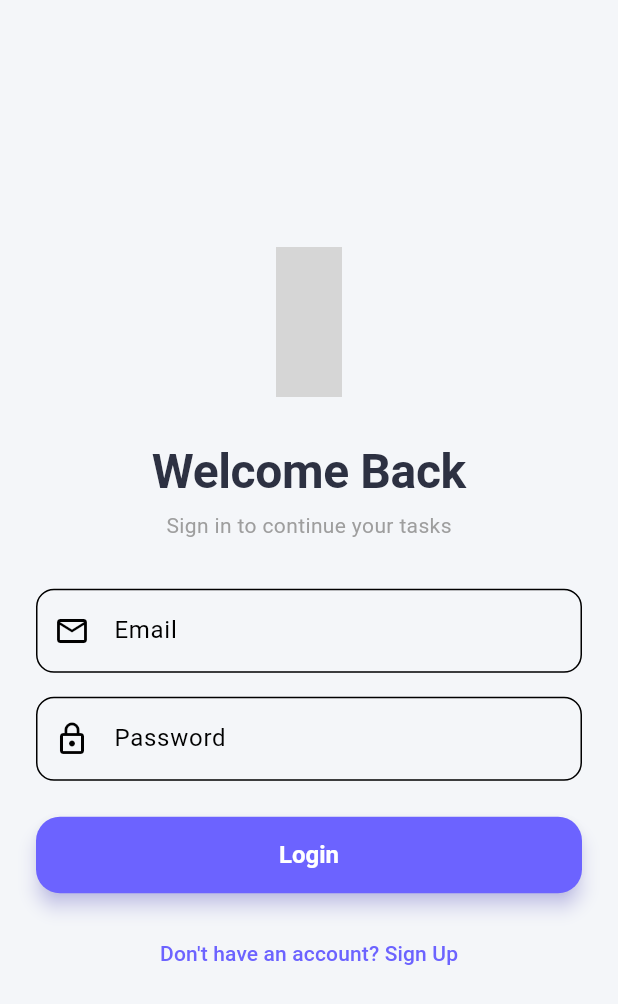
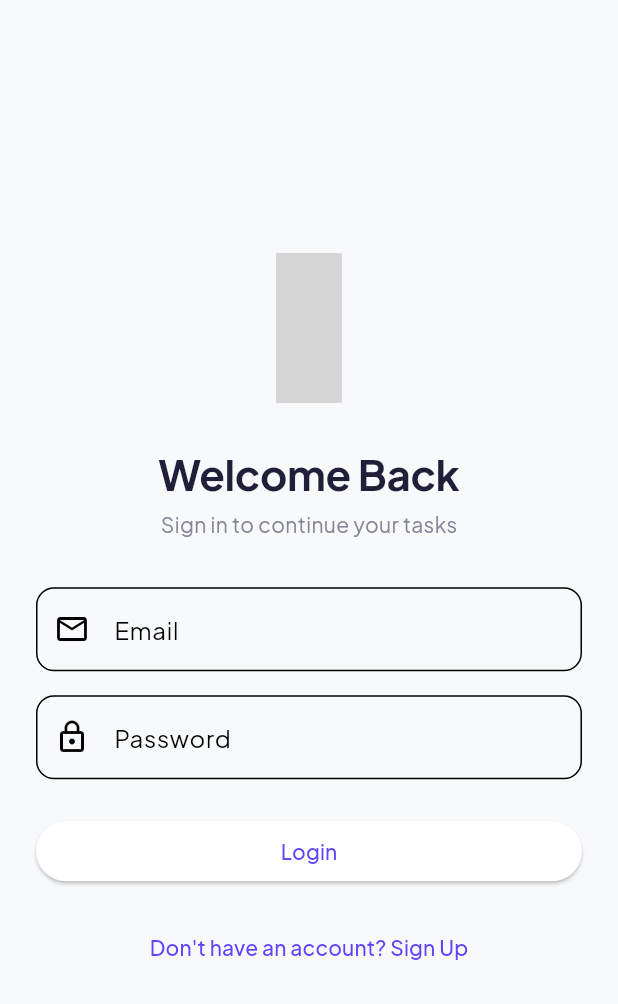
Before and after one commit to qyqystilllearning/ppb_fp_qyqy, a Flutter app: the screen it shows after launch, on a phone screen of 412 x 824 dp. Shown: the top 1004 px of the screen. Run offline on Flutter 3.47's test engine with Material 3 defaults, Android fonts, the phone set to English and light mode, and no system bars; our stand-ins replace firebase_auth, firebase_core, google_fonts, isar, material_symbols_icons; accounts and stored records are empty; generated files the repository leaves out were written again; grey boxes are pictures that could not be loaded.

Commit message:
change major UI

```diff
--- a/lib/theme/app_theme.dart
+++ b/lib/theme/app_theme.dart
@@ -1,113 +1,99 @@
 import 'package:flutter/material.dart';
+import 'package:google_fonts/google_fonts.dart';
 
 class AppTheme {
-  // Vibrant, Premium Colors
-  static const Color primaryColor = Color(0xFF6C63FF); // Modern purple
-  static const Color accentColor = Color(0xFFFF6584); // Vibrant pink/coral
-  static const Color backgroundLight = Color(0xFFF4F6F9); // Very light grey/blue for modern feel
-  static const Color backgroundDark = Color(0xFF1E1E2C); // Deep rich dark purple/grey
+  // Brand Colors
+  static const Color primaryColor = Color(0xFF5E44FF); // Deep Violet
+  static const Color accentColor = Color(0xFFFF8A65); // Peach Accent
+
+  // Backgrounds
+  static const Color bgLight = Color(0xFFF8F9FA); // Very light grey
+  static const Color bgDark = Color(0xFF121212);
   static const Color cardLight = Colors.white;
-  static const Color cardDark = Color(0xFF2D2D44);
-  static const Color textLight = Color(0xFF2D3142);
-  static const Color textDark = Color(0xFFF4F6F9);
+  static const Color cardDark = Color(0xFF1E1E1E);
 
-  // Light Theme
-  static final ThemeData lightTheme = ThemeData(
-    brightness: Brightness.light,
+  // Text Colors
+  static const Color textPrimaryLight = Color(0xFF1F1F39);
+  static const Color textSecondaryLight = Color(0xFF858597);
+
+  // Gradients
+  static const LinearGradient primaryGradient = LinearGradient(
+    colors: [Color(0xFFE5D9FF), Color(0xFFFDE4E4)],
+    begin: Alignment.topLeft,
+    end: Alignment.bottomRight,
+  );
+
+  static const LinearGradient cardGradient = LinearGradient(
+    colors: [Color(0xFF6C5DD3), Color(0xFF5E44FF)],
+    begin: Alignment.topLeft,
+    end: Alignment.bottomRight,
+  );
+
+  static ThemeData get lightTheme {
+    return ThemeData(
+      useMaterial3: true,
       primaryColor: primaryColor,
-    scaffoldBackgroundColor: backgroundLight,
-    appBarTheme: const AppBarTheme(
-      backgroundColor: Colors.transparent,
-      elevation: 0,
-      centerTitle: true,
-      iconTheme: IconThemeData(color: textLight),
-      titleTextStyle: TextStyle(
-        color: textLight,
-        fontSize: 22,
-        fontWeight: FontWeight.w800,
-      ),
-    ),
+      scaffoldBackgroundColor: bgLight,
       colorScheme: const ColorScheme.light(
         primary: primaryColor,
         secondary: accentColor,
         surface: cardLight,
       ),
+      textTheme: GoogleFonts.plusJakartaSansTextTheme().copyWith(
+        displayLarge: GoogleFonts.plusJakartaSans(fontSize: 28, fontWeight: FontWeight.bold, color: textPrimaryLight),
+        bodyLarge: GoogleFonts.plusJakartaSans(fontSize: 16, color: textPrimaryLight),
+        bodyMedium: GoogleFonts.plusJakartaSans(fontSize: 14, color: textSecondaryLight),
+      ),
+      appBarTheme: const AppBarTheme(
+        backgroundColor: bgLight,
+        elevation: 0,
+        centerTitle: true,
+        iconTheme: IconThemeData(color: textPrimaryLight),
+        titleTextStyle: TextStyle(
+          color: textPrimaryLight,
+          fontSize: 20,
+          fontWeight: FontWeight.bold,
+        ),
+      ),
       cardTheme: CardThemeData(
         color: cardLight,
-      elevation: 8,
-      shadowColor: primaryColor.withValues(alpha: 0.1),
-      shape: RoundedRectangleBorder(borderRadius: BorderRadius.circular(20)),
-    ),
-    textTheme: const TextTheme(
-      displayLarge: TextStyle(color: textLight, fontSize: 32, fontWeight: FontWeight.bold),
-      bodyLarge: TextStyle(color: textLight, fontSize: 16),
-      bodyMedium: TextStyle(color: Colors.grey, fontSize: 14),
-    ),
-    elevatedButtonTheme: ElevatedButtonThemeData(
-      style: ElevatedButton.styleFrom(
-        backgroundColor: primaryColor,
-        foregroundColor: Colors.white,
-        elevation: 5,
-        shadowColor: primaryColor.withValues(alpha: 0.5),
-        shape: RoundedRectangleBorder(borderRadius: BorderRadius.circular(16)),
-        padding: const EdgeInsets.symmetric(vertical: 16, horizontal: 24),
-        textStyle: const TextStyle(fontSize: 16, fontWeight: FontWeight.bold),
-      ),
-    ),
-    floatingActionButtonTheme: const FloatingActionButtonThemeData(
-      backgroundColor: accentColor,
-      foregroundColor: Colors.white,
-      elevation: 8,
+        elevation: 0, // Flat design with custom shadow
+        shape: RoundedRectangleBorder(borderRadius: BorderRadius.circular(24)),
       ),
     );
+  }
 
-  // Dark Theme
-  static final ThemeData darkTheme = ThemeData(
-    brightness: Brightness.dark,
+  static ThemeData get darkTheme {
+    return ThemeData(
+      useMaterial3: true,
       primaryColor: primaryColor,
-    scaffoldBackgroundColor: backgroundDark,
-    appBarTheme: const AppBarTheme(
-      backgroundColor: Colors.transparent,
-      elevation: 0,
-      centerTitle: true,
-      iconTheme: IconThemeData(color: textDark),
-      titleTextStyle: TextStyle(
-        color: textDark,
-        fontSize: 22,
-        fontWeight: FontWeight.w800,
-      ),
-    ),
+      scaffoldBackgroundColor: bgDark,
       colorScheme: const ColorScheme.dark(
         primary: primaryColor,
         secondary: accentColor,
         surface: cardDark,
       ),
+      textTheme: GoogleFonts.plusJakartaSansTextTheme(ThemeData.dark().textTheme).copyWith(
+        displayLarge: GoogleFonts.plusJakartaSans(fontSize: 28, fontWeight: FontWeight.bold, color: Colors.white),
+        bodyLarge: GoogleFonts.plusJakartaSans(fontSize: 16, color: Colors.white),
+        bodyMedium: GoogleFonts.plusJakartaSans(fontSize: 14, color: Colors.grey.shade400),
+      ),
+      appBarTheme: const AppBarTheme(
+        backgroundColor: bgDark,
+        elevation: 0,
+        centerTitle: true,
+        iconTheme: IconThemeData(color: Colors.white),
+        titleTextStyle: TextStyle(
+          color: Colors.white,
+          fontSize: 20,
+          fontWeight: FontWeight.bold,
+        ),
+      ),
       cardTheme: CardThemeData(
         color: cardDark,
-      elevation: 8,
-      shadowColor: Colors.black45,
-      shape: RoundedRectangleBorder(borderRadius: BorderRadius.circular(20)),
-    ),
-    textTheme: const TextTheme(
-      displayLarge: TextStyle(color: textDark, fontSize: 32, fontWeight: FontWeight.bold),
-      bodyLarge: TextStyle(color: textDark, fontSize: 16),
-      bodyMedium: TextStyle(color: Colors.white70, fontSize: 14),
-    ),
-    elevatedButtonTheme: ElevatedButtonThemeData(
-      style: ElevatedButton.styleFrom(
-        backgroundColor: primaryColor,
-        foregroundColor: Colors.white,
-        elevation: 5,
-        shadowColor: Colors.black54,
-        shape: RoundedRectangleBorder(borderRadius: BorderRadius.circular(16)),
-        padding: const EdgeInsets.symmetric(vertical: 16, horizontal: 24),
-        textStyle: const TextStyle(fontSize: 16, fontWeight: FontWeight.bold),
-      ),
-    ),
-    floatingActionButtonTheme: const FloatingActionButtonThemeData(
-      backgroundColor: primaryColor,
-      foregroundColor: Colors.white,
-      elevation: 8,
+        elevation: 0,
+        shape: RoundedRectangleBorder(borderRadius: BorderRadius.circular(24)),
       ),
     );
   }
+}
--- a/pubspec.yaml
+++ b/pubspec.yaml
@@ -44,6 +44,8 @@ dependencies:
   awesome_notifications: 0.12.0
   material_symbols_icons: ^4.2951.0
   intl: ^0.20.3
+  google_fonts: ^8.1.0
+  fl_chart: ^1.2.0
 
 dev_dependencies:
   flutter_test:
```
Also changed, not shown: lib/screens/home_screen.dart (+217 -89 lines), lib/widgets/task_tile.dart (+75 -47 lines), pubspec.lock. Lines whose indentation alone changed are shown as unchanged.
